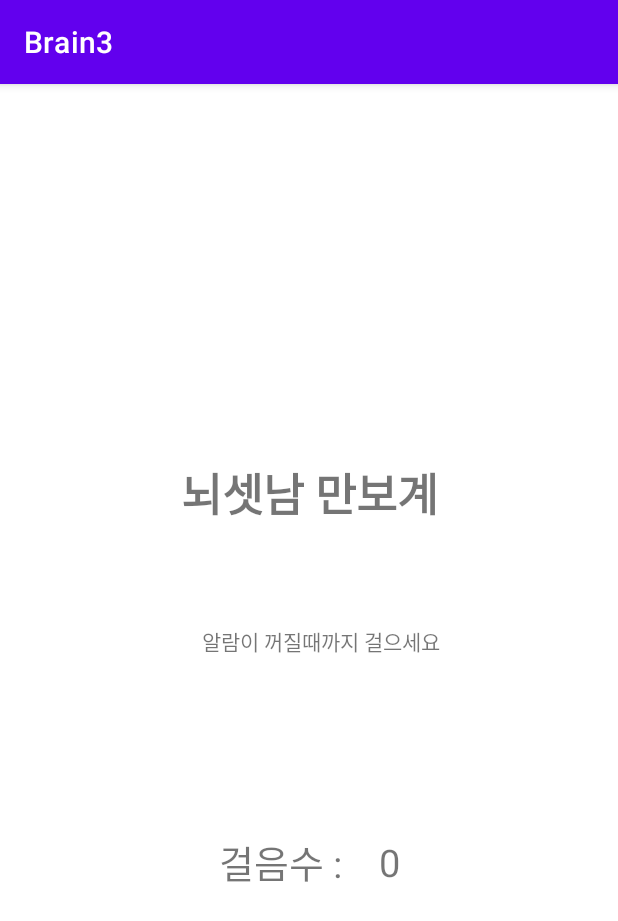
After one commit to chldudtj1111/Brain3, an Android app: the Stepcount screen opened directly, with no data from a screen before it, on a phone screen of 412 x 824 dp. The commit adds this screen. Shown: the top 921 px of the screen. Run offline under Robolectric (Android 15) with nearby library versions, the phone set to English and light mode, and no system bars.

Commit message:
Stepcount 기능추가(5/17)

```diff
--- a/app/src/main/AndroidManifest.xml
+++ b/app/src/main/AndroidManifest.xml
@@ -2,6 +2,9 @@
 <manifest xmlns:android="http://schemas.android.com/apk/res/android"
     xmlns:tools="http://schemas.android.com/tools"
     package="com.example.brain3">
+
+    <uses-feature android:name="android.hardware.sensor.stepdetector" />
+    <uses-permission android:name="android.permission.ACTIVITY_RECOGNITION"/>
 
     <application
         android:allowBackup="true"
@@ -18,6 +21,7 @@
             </intent-filter>
         </activity>
 
+        <activity android:name=".ui.Stepcount"></activity>
         <activity android:name=".ui.AlertReceiver"></activity>
         <activity android:name=".ui.AlertReceiver2"></activity>
         <activity android:name=".ui.Howmanyshake"></activity>
--- a/app/src/main/java/com/example/brain3/ui/MainActivity.java
+++ b/app/src/main/java/com/example/brain3/ui/MainActivity.java
@@ -94,7 +94,7 @@ public class MainActivity extends AppCompatActivity implements TimePickerDialog.
             alarmManager.setExact(AlarmManager.RTC_WAKEUP, c.getTimeInMillis(), pendingIntent);
         }
         if (rd1 == 4) {
-            Intent intent = new Intent(this, AlertReceiver.class);
+            Intent intent = new Intent(this, Stepcount.class);
             PendingIntent pendingIntent = PendingIntent.getActivity(this, 1, intent, 0);
             alarmManager.setExact(AlarmManager.RTC_WAKEUP, c.getTimeInMillis(), pendingIntent);
         }
@@ -129,7 +129,7 @@ public class MainActivity extends AppCompatActivity implements TimePickerDialog.
             mTextView.setText("Alarm canceled");
         }
         if (rd1 == 4) {
-            Intent intent = new Intent(this, AlertReceiver.class);
+            Intent intent = new Intent(this, Stepcount.class);
             PendingIntent pendingIntent = PendingIntent.getBroadcast(this, 1, intent, 0);
             alarmManager.cancel(pendingIntent);
             mTextView.setText("Alarm canceled");
--- /dev/null
+++ b/app/src/main/java/com/example/brain3/ui/Stepcount.java
@@ -0,0 +1,125 @@
+package com.example.brain3.ui;
+
+import androidx.appcompat.app.AppCompatActivity;
+
+import android.os.Bundle;
+//5/15일//
+
+import androidx.appcompat.app.AppCompatActivity;
+
+import android.hardware.Sensor;
+import android.hardware.SensorEvent;
+import android.hardware.SensorEventListener;
+import android.hardware.SensorManager;
+import android.os.Bundle;
+import android.widget.TextView;
+
+import androidx.annotation.RequiresApi;
+import androidx.appcompat.app.AppCompatActivity;
+import androidx.core.content.ContextCompat;
+
+import android.Manifest;
+import android.content.Context;
+import android.content.pm.PackageManager;
+import android.hardware.Sensor;
+import android.hardware.SensorEvent;
+import android.hardware.SensorEventListener;
+import android.hardware.SensorManager;
+import android.os.Build;
+import android.os.Bundle;
+import android.view.View;
+import android.widget.Button;
+import android.widget.TextView;
+import android.widget.Toast;
+
+import com.example.brain3.R;
+
+import java.util.Random;
+
+public class Stepcount extends AppCompatActivity implements SensorEventListener {
+
+    SensorManager sensorManager;
+    Sensor stepCountSensor;
+    TextView stepCountView;
+
+
+    // 현재 걸음 수
+    int currentSteps = 0;
+
+    @RequiresApi(api = Build.VERSION_CODES.Q)
+    @Override
+    protected void onCreate(Bundle savedInstanceState) {
+        super.onCreate(savedInstanceState);
+        setContentView(R.layout.step_main);
+
+        stepCountView = findViewById(R.id.stepCountView);
+
+
+
+        // 활동 퍼미션 체크
+        if(ContextCompat.checkSelfPermission(this,
+                Manifest.permission.ACTIVITY_RECOGNITION) == PackageManager.PERMISSION_DENIED){
+
+            requestPermissions(new String[]{Manifest.permission.ACTIVITY_RECOGNITION}, 0);
+        }
+
+        // 걸음 센서 연결
+        // * 옵션
+        // - TYPE_STEP_DETECTOR:  리턴 값이 무조건 1, 앱이 종료되면 다시 0부터 시작
+        // - TYPE_STEP_COUNTER : 앱 종료와 관계없이 계속 기존의 값을 가지고 있다가 1씩 증가한 값을 리턴
+        //
+        sensorManager = (SensorManager) getSystemService(Context.SENSOR_SERVICE);
+        stepCountSensor = sensorManager.getDefaultSensor(Sensor.TYPE_STEP_DETECTOR);
+
+        // 디바이스에 걸음 센서의 존재 여부 체크
+        if (stepCountSensor == null) {
+            Toast.makeText(this, "No Step Sensor", Toast.LENGTH_SHORT).show();
+        }
+
+
+
+
+    }
+
+
+    public void onStart() {
+        super.onStart();
+        if(stepCountSensor !=null) {
+            // 센서 속도 설정
+            // * 옵션
+            // - SENSOR_DELAY_NORMAL: 20,000 초 딜레이
+            // - SENSOR_DELAY_UI: 6,000 초 딜레이
+            // - SENSOR_DELAY_GAME: 20,000 초 딜레이
+            // - SENSOR_DELAY_FASTEST: 딜레이 없음
+            //
+            sensorManager.registerListener(this,stepCountSensor,SensorManager.SENSOR_DELAY_FASTEST);
+        }
+    }
+
+
+
+    @Override
+    public void onSensorChanged(SensorEvent event) {
+        Random random = new Random();
+        int x = random.nextInt(15);
+        // 걸음 센서 이벤트 발생시
+        if(event.sensor.getType() == Sensor.TYPE_STEP_DETECTOR){
+
+            if(event.values[0]==1.0f){
+                // 센서 이벤트가 발생할때 마다 걸음수 증가
+                currentSteps++;
+                stepCountView.setText(String.valueOf(currentSteps));
+                if(currentSteps==x)
+                    android.os.Process.killProcess(android.os.Process.myPid());
+            }
+
+        }
+
+    }
+
+
+    @Override
+    public void onAccuracyChanged(Sensor sensor, int accuracy) {
+
+    }
+}
--- /dev/null
+++ b/app/src/main/res/layout/step_main.xml
@@ -0,0 +1,55 @@
+<?xml version="1.0" encoding="utf-8"?>
+<androidx.constraintlayout.widget.ConstraintLayout xmlns:android="http://schemas.android.com/apk/res/android"
+    xmlns:app="http://schemas.android.com/apk/res-auto"
+    xmlns:tools="http://schemas.android.com/tools"
+    android:layout_width="match_parent"
+    android:layout_height="match_parent"
+    tools:context=".MainActivity">
+
+    <TextView
+        android:id="@+id/title"
+        android:layout_width="wrap_content"
+        android:layout_height="wrap_content"
+        android:layout_marginTop="250dp"
+        android:layout_marginBottom="30dp"
+        android:text="뇌셋남 만보계"
+        android:textSize="30dp"
+        android:textStyle="bold"
+        app:layout_constraintBottom_toTopOf="@+id/stepCountTag"
+        app:layout_constraintLeft_toLeftOf="parent"
+        app:layout_constraintRight_toRightOf="parent"
+        app:layout_constraintTop_toTopOf="parent" />
+
+    <TextView
+        android:id="@+id/stepCountTag"
+        android:layout_width="wrap_content"
+        android:layout_height="wrap_content"
+        android:layout_marginTop="204dp"
+        android:text="걸음수 :"
+        android:textSize="25dp"
+        app:layout_constraintEnd_toStartOf="@+id/stepCountView"
+        app:layout_constraintStart_toStartOf="@+id/title"
+        app:layout_constraintTop_toBottomOf="@+id/title" />
+
+    <TextView
+        android:id="@+id/stepCountView"
+        android:layout_width="wrap_content"
+        android:layout_height="wrap_content"
+        android:text="0"
+        android:textSize="25dp"
+        app:layout_constraintBottom_toBottomOf="@+id/stepCountTag"
+        app:layout_constraintEnd_toEndOf="@+id/title"
+        app:layout_constraintStart_toEndOf="@+id/stepCountTag"
+        app:layout_constraintTop_toTopOf="@+id/stepCountTag" />
+
+    <TextView
+        android:id="@+id/textView"
+        android:layout_width="wrap_content"
+        android:layout_height="wrap_content"
+        android:layout_marginStart="14dp"
+        android:layout_marginTop="65dp"
+        android:text="알람이 꺼질때까지 걸으세요"
+        app:layout_constraintStart_toStartOf="@+id/title"
+        app:layout_constraintTop_toBottomOf="@+id/title" />
+
+</androidx.constraintlayout.widget.ConstraintLayout>
```
